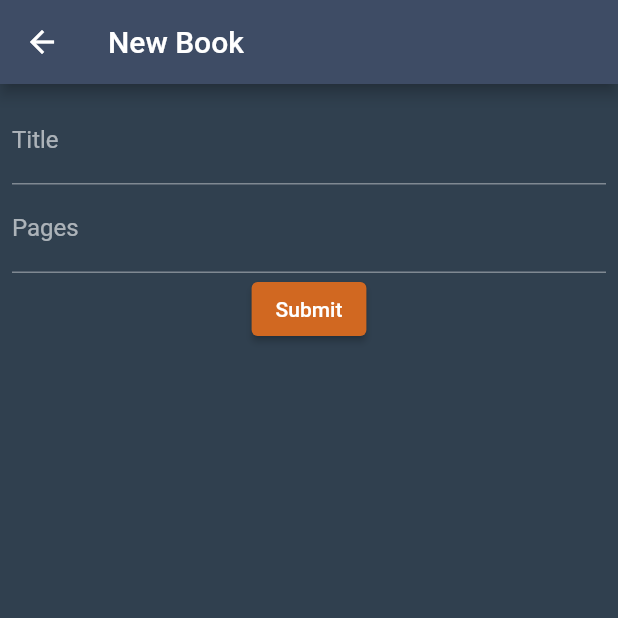
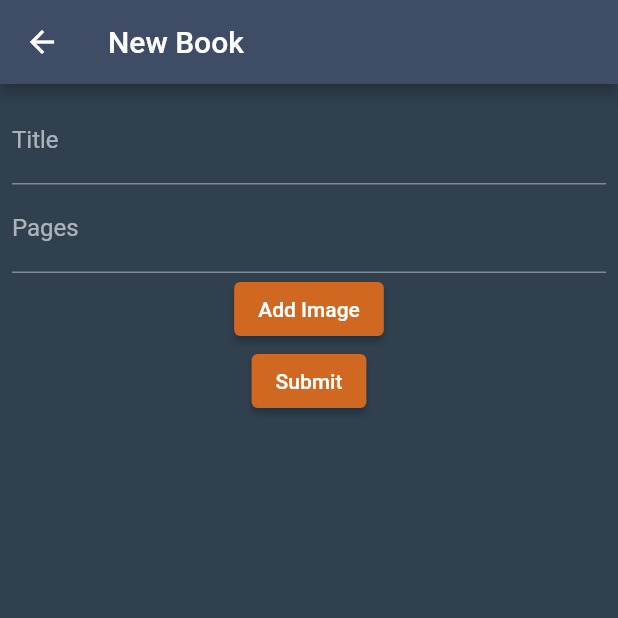
Before and after one commit to Lucasmercado101/mybooks-app-flutter, a Flutter app: the screen it shows after launch, after a tap on the "add" icon, on a phone screen of 412 x 824 dp, the top half of it. Run offline on Flutter 3.47's test engine with Material 2 defaults, Android fonts, the phone set to English and light mode, and no system bars; our stand-ins replace fluro, flutter_riverpod, image_picker, sqflite; accounts and stored records are empty.

Commit message:
WIP: saving images

```diff
--- a/lib/db/models/new_book.dart
+++ b/lib/db/models/new_book.dart
@@ -1,16 +1,13 @@
+import 'package:library_app/db/models/new_image.dart';
+
 class NewBook {
   final String title;
   final int pages;
+  final NewImage? image;
 
   const NewBook({
     required this.title,
     required this.pages,
+    this.image,
   });
-
-  toMap() {
-    return {
-      'title': title,
-      'pages': pages,
-    };
-  }
 }
--- /dev/null
+++ b/lib/db/models/new_image.dart
@@ -0,0 +1,16 @@
+import 'dart:typed_data';
+
+class NewImage {
+  String title;
+  String mimeType;
+  Uint8List imageData;
+
+  NewImage({
+    required this.title,
+    required this.mimeType,
+    required this.imageData,
+  });
+
+  Map<String, dynamic> toMap() =>
+      {"title": title, "data": imageData, "mime_type": mimeType};
+}
--- /dev/null
+++ b/lib/models/image.dart
@@ -0,0 +1,20 @@
+import 'dart:typed_data';
+
+class Image {
+  int id;
+  String title;
+  String mimeType;
+  Uint8List imageData;
+
+  Image(
+      {required this.id,
+      required this.title,
+      required this.mimeType,
+      required this.imageData});
+
+  Image.fromMap(Map map)
+      : id = map["id"],
+        title = map["title"],
+        mimeType = map["mime_type"],
+        imageData = map["data"];
+}
--- a/lib/pages/home.dart
+++ b/lib/pages/home.dart
@@ -20,7 +20,14 @@
       onCreate: (db, version) {
         // Run the CREATE TABLE statement on the database.
         return db.execute(
-          'CREATE TABLE books(id INTEGER PRIMARY KEY, title, pages)',
+          """CREATE TABLE books(id INTEGER PRIMARY KEY, title, pages, image_id);
+          CREATE TABLE
+          images(
+            id INTEGER PRIMARY KEY,
+            mime_type TEXT,
+            title TEXT,
+            data BLOB);
+          """,
         );
       },
       // Set the version. This executes the onCreate function and provides a
--- a/lib/pages/new_book.dart
+++ b/lib/pages/new_book.dart
@@ -6,6 +6,7 @@ import 'package:library_app/repositories/book_repository.dart';
 import 'package:library_app/repositories/i_repository.dart';
 import 'package:path/path.dart';
 import 'package:sqflite/sqflite.dart';
+import 'package:image_picker/image_picker.dart';
 
 final booksRepositoryProvider = FutureProvider<Repository>((ref) async {
   return SQLBookRepository(
@@ -18,7 +19,14 @@ final booksRepositoryProvider = FutureProvider<Repository>((ref) async {
       onCreate: (db, version) {
         // Run the CREATE TABLE statement on the database.
         return db.execute(
-          'CREATE TABLE books(id INTEGER PRIMARY KEY, title, pages)',
+          """CREATE TABLE books(id INTEGER PRIMARY KEY, title, pages, image_id);
+          CREATE TABLE
+          images(
+            id INTEGER PRIMARY KEY,
+            mime_type TEXT,
+            title TEXT,
+            data BLOB);
+          """,
         );
       },
       // Set the version. This executes the onCreate function and provides a
@@ -38,6 +46,7 @@ class NewBookPage extends ConsumerStatefulWidget {
 class _NewBookState extends ConsumerState<NewBookPage> {
   String _title = "";
   String _pages = "";
+  XFile? _image;
 
   final _formKey = GlobalKey<FormState>();
 
@@ -100,6 +109,13 @@ class _NewBookState extends ConsumerState<NewBookPage> {
                 },
               ),
               ElevatedButton(
+                  onPressed: () async {
+                    final ImagePicker _picker = ImagePicker();
+                    _image =
+                        await _picker.pickImage(source: ImageSource.gallery);
+                  },
+                  child: const Text("Add Image")),
+              ElevatedButton(
                 onPressed: () {
                   if (_formKey.currentState!.validate()) {
                     booksRepository!.insert(NewBook(
--- a/pubspec.yaml
+++ b/pubspec.yaml
@@ -37,6 +37,7 @@ dependencies:
   sqflite: ^2.0.2
   path: ^1.8.0
   flutter_riverpod: ^1.0.3
+  image_picker: ^0.8.4+4
 
 dev_dependencies:
   flutter_test:
```
Also changed, not shown: lib/repositories/book_repository.dart (+25 -2 lines), pubspec.lock.
